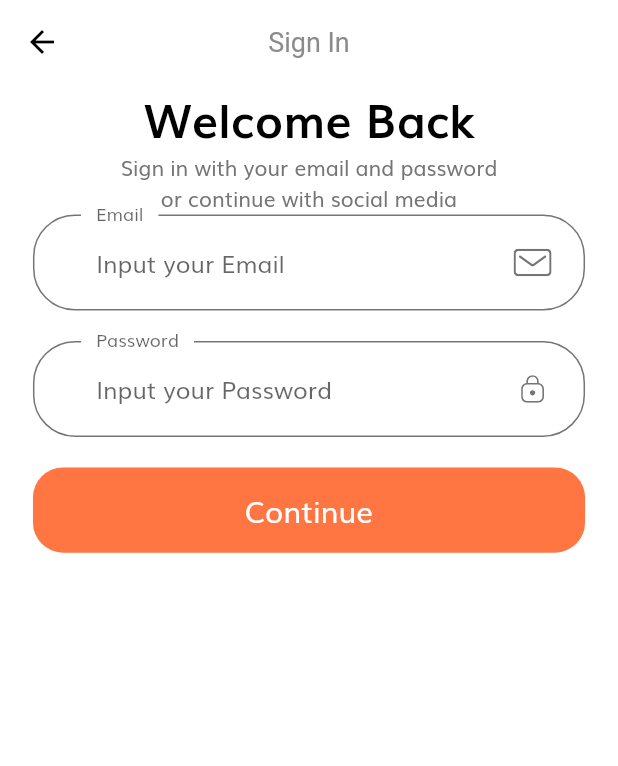
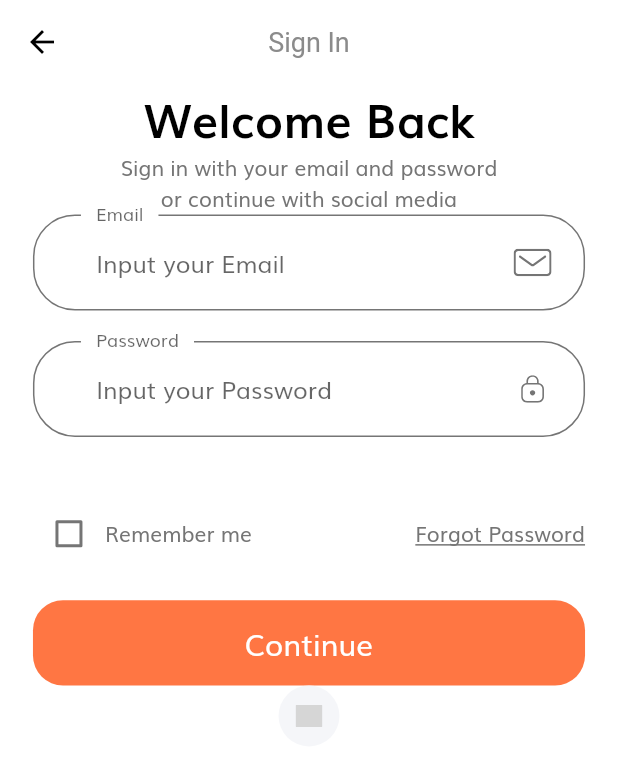
Before and after one commit to kokodavid/Ecommerce_U, a Flutter app: the screen it shows after launch, after a tap on "Continue", on a phone screen of 412 x 824 dp. Shown: the top 766 px of the screen. Run offline on Flutter 3.47's test engine with Material 2 defaults, Android fonts, the phone set to English and light mode, and no system bars; our stand-ins replace flutter_svg; grey boxes are pictures that could not be loaded.

Commit message:
sign_in_form page

```diff
--- a/lib/screens/sign_in/components/body.dart
+++ b/lib/screens/sign_in/components/body.dart
@@ -1,9 +1,10 @@
-import 'package:ecommerce/components/custom_surfix_icon.dart';
-import 'package:ecommerce/components/default_button.dart';
-import 'package:ecommerce/components/form_error.dart';
-import 'package:ecommerce/constants.dart';
+import 'dart:ui';
+
+
+import 'package:ecommerce/screens/sign_in/components/sign_in_form.dart';
 import 'package:ecommerce/size_config.dart';
 import 'package:flutter/material.dart';
+import 'package:flutter_svg/flutter_svg.dart';
 
 class Body extends StatelessWidget {
   @override
@@ -26,6 +27,16 @@ class Body extends StatelessWidget {
                 textAlign: TextAlign.center,
               ),
               SignForm(),
+              Container(
+                padding: EdgeInsets.all(getProportionateScreenWidth(12)),
+                height: getProportionateScreenHeight(40),
+                width: getProportionateScreenWidth(40),
+                decoration: BoxDecoration(
+                  color: Color(0xFFF5F6F9),
+                  shape: BoxShape.circle,
+                ),
+                child: SvgPicture.asset("assetName"),
+              )
 
             ],
           ),
@@ -34,94 +45,3 @@ class Body extends StatelessWidget {
     );
   }
 }
-
-class SignForm extends StatefulWidget {
-  @override
-  _SignFormState createState() => _SignFormState();
-}
-
-class _SignFormState extends State<SignForm> {
-  final _formKey = GlobalKey<FormState>();
-  final List<String> errors = [];
-  @override
-  Widget build(BuildContext context) {
-    return Form(
-    key: _formKey,
-      child: Column(
-        children: [
-          buildEmailFormField(),
-          SizedBox(height: getProportionateScreenHeight(20),
-          ),
-          buildPasswordFormField(),
-          SizedBox(height: getProportionateScreenHeight(20)),
-          FormError(errors: errors),
-          DefaultButton(
-            text: "Continue",
-            press: () {
-              if(_formKey.currentState.validate()){
-                _formKey.currentState.save();
-              }
-            },
-          )
-        ],
-      ),
-    );
-  }
-
-  TextFormField buildPasswordFormField() {
-    return TextFormField(
-          obscureText: true,
-          decoration: InputDecoration(
-            labelText: "Password",
-            hintText: "Input your Password",
-            floatingLabelBehavior: FloatingLabelBehavior.always,
-            suffixIcon: CustomSuffixIcon(
-              svgIcon: "assets/icons/Lock.svg",
-            ),
-          ),
-        );
-  }
-
-  TextFormField buildEmailFormField() {
-    return TextFormField(
-      keyboardType: TextInputType.emailAddress,
-          onChanged: (value) {
-            if (value.isNotEmpty && errors.contains(kEmailNullError)){
-              setState(() {
-                errors.remove(kEmailNullError);
-              });
-            }else if(emailValidatorRegExp.hasMatch(value) &&
-                errors.contains(kEmailNullError)){
-              setState(() {
-                errors.remove(kEmailNullError);
-              });
-
-            }
-            return null;
-          },
-          validator: (value){
-            if (value.isEmpty && !errors.contains(kEmailNullError)){
-              setState(() {
-                errors.add(kEmailNullError);
-              });
-            }else if(emailValidatorRegExp.hasMatch(value) &&
-                !errors.contains(kEmailNullError)){
-              setState(() {
-                errors.add(kEmailNullError);
-
-              });
-            }
-            return null;
-          },
-          decoration:
-          InputDecoration(
-            labelText: "Email",
-            hintText: "Input your Email",
-            floatingLabelBehavior: FloatingLabelBehavior.always,
-            suffixIcon: CustomSuffixIcon(
-              svgIcon: "assets/icons/Mail.svg",
-            ),
-          ),
-        );
-  }
-}
--- /dev/null
+++ b/lib/screens/sign_in/components/sign_in_form.dart
@@ -0,0 +1,152 @@
+import 'package:ecommerce/components/custom_surfix_icon.dart';
+import 'package:ecommerce/components/default_button.dart';
+import 'package:ecommerce/components/form_error.dart';
+import 'package:flutter/material.dart';
+
+import '../../../constants.dart';
+import '../../../size_config.dart';
+
+class SignForm extends StatefulWidget {
+  @override
+  _SignFormState createState() => _SignFormState();
+}
+
+class _SignFormState extends State<SignForm> {
+  final _formKey = GlobalKey<FormState>();
+  String email;
+  String password;
+  bool remember = false;
+  final List<String> errors = [];
+  @override
+  Widget build(BuildContext context) {
+    return Form(
+      key: _formKey,
+      child: Column(
+        children: [
+          buildEmailFormField(),
+          SizedBox(height: getProportionateScreenHeight(20),),
+          buildPasswordFormField(),
+          SizedBox(height: getProportionateScreenHeight(20)),
+          FormError(errors: errors),
+          SizedBox(height: getProportionateScreenHeight(20)),
+          Row(children: [
+            Checkbox(
+              value: remember,
+              activeColor: kPrimaryColor,
+              onChanged: (value){
+                setState(() {
+                  remember = value;
+
+                });
+              },
+            ),
+            Text("Remember me"),
+            Spacer(),
+            Text(
+              "Forgot Password",
+              style: TextStyle(decoration: TextDecoration.underline),
+            )
+
+          ],
+          ),
+          SizedBox(height: getProportionateScreenHeight(20),
+          ),
+
+          DefaultButton(
+            text: "Continue",
+            press: () {
+              if(_formKey.currentState.validate()){
+                _formKey.currentState.save();
+              }
+            },
+          )
+        ],
+      ),
+    );
+  }
+
+  TextFormField buildPasswordFormField() {
+    return TextFormField(
+      obscureText: true,
+      onChanged: (value) {
+        if (value.isNotEmpty && errors.contains(kPassNullError)){
+          setState(() {
+            errors.remove(kPassNullError);
+          });
+        }else if(emailValidatorRegExp.hasMatch(value) &&
+            errors.contains(kPassNullError)){
+          setState(() {
+            errors.remove(kPassNullError);
+          });
+
+        }
+        return null;
+      },
+      validator: (value){
+        if (value.isEmpty && !errors.contains(kPassNullError)){
+          setState(() {
+            errors.add(kPassNullError);
+          });
+        }else if(emailValidatorRegExp.hasMatch(value) &&
+            !errors.contains(kPassNullError)){
+          setState(() {
+            errors.add(kPassNullError);
+
+          });
+        }
+        return null;
+      },
+      decoration: InputDecoration(
+        labelText: "Password",
+        hintText: "Input your Password",
+        floatingLabelBehavior: FloatingLabelBehavior.always,
+        suffixIcon: CustomSuffixIcon(
+          svgIcon: "assets/icons/Lock.svg",
+        ),
+      ),
+    );
+  }
+
+  TextFormField buildEmailFormField() {
+    return TextFormField(
+      keyboardType: TextInputType.emailAddress,
+      onChanged: (value) {
+        if (value.isNotEmpty && errors.contains(kEmailNullError)){
+          setState(() {
+            errors.remove(kEmailNullError);
+          });
+        }else if(emailValidatorRegExp.hasMatch(value) &&
+            errors.contains(kEmailNullError)){
+          setState(() {
+            errors.remove(kEmailNullError);
+          });
+
+        }
+        return null;
+      },
+      validator: (value){
+        if (value.isEmpty && !errors.contains(kEmailNullError)){
+          setState(() {
+            errors.add(kEmailNullError);
+          });
+        }else if(emailValidatorRegExp.hasMatch(value) &&
+            !errors.contains(kEmailNullError)){
+          setState(() {
+            errors.add(kEmailNullError);
+
+          });
+        }
+        return null;
+      },
+      decoration:
+      InputDecoration(
+        labelText: "Email",
+        hintText: "Input your Email",
+        floatingLabelBehavior: FloatingLabelBehavior.always,
+        suffixIcon: CustomSuffixIcon(
+          svgIcon: "assets/icons/Mail.svg",
+        ),
+      ),
+    );
+  }
+}
```
